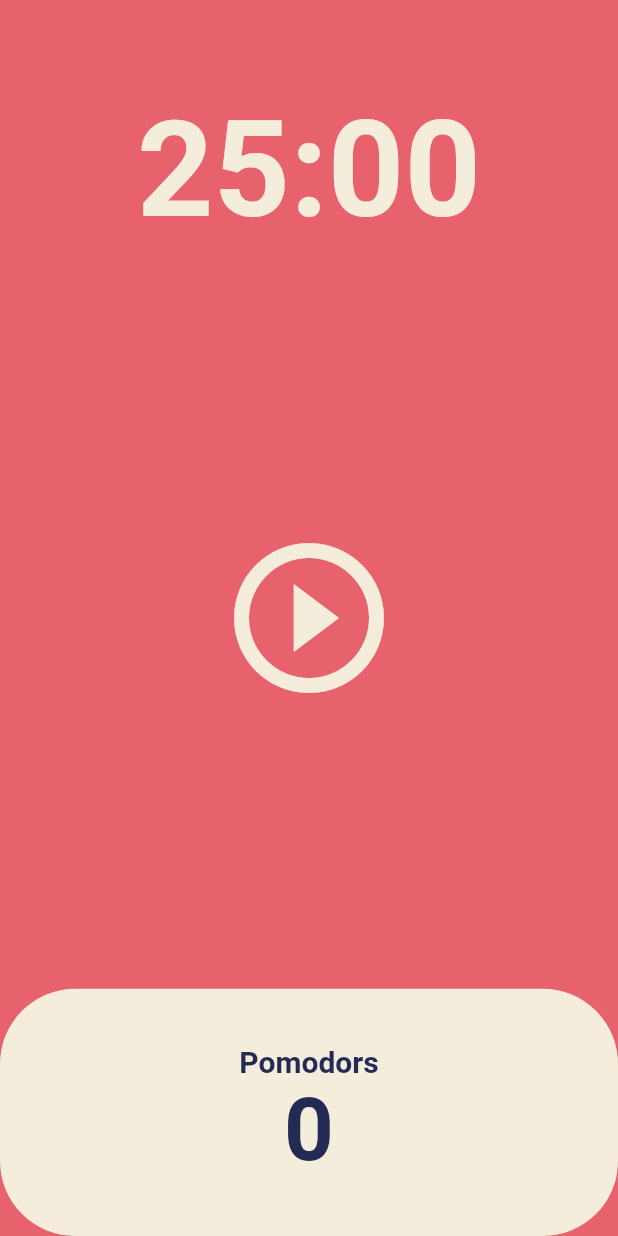
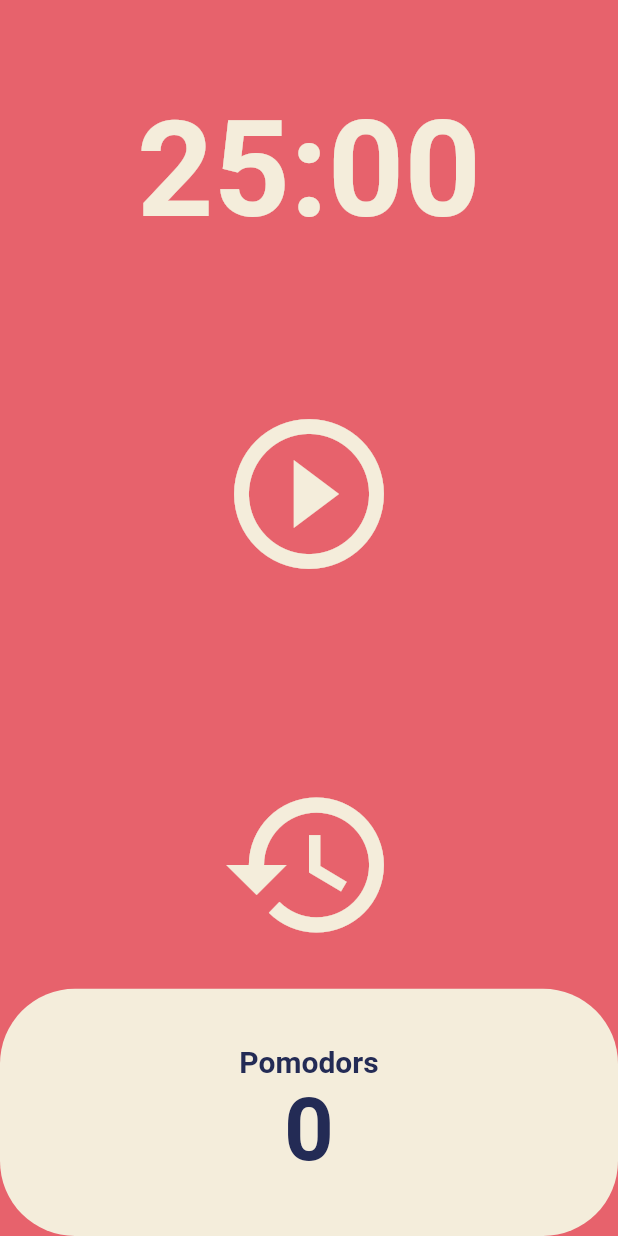
Before and after one commit to devlunch4/toonflix, a Flutter app: the screen it shows after launch, on a phone screen of 412 x 824 dp. Run offline on Flutter 3.47's test engine with Material 2 defaults, Android fonts, the phone set to English and light mode, and no system bars.

Commit message:
#5.4 Code Challenge (01:59)

```diff
--- a/lib/screens/home_screen.dart
+++ b/lib/screens/home_screen.dart
@@ -47,6 +47,14 @@ class _HomeScreenState extends State<HomeScreen> {
     });
   }
 
+  void onResetPressed() {
+    timer.cancel();
+    setState(() {
+      totalSeconds = twentyFiveMinute;
+      isRunning = false;
+    });
+  }
+
   String format(int seconds) {
     var duration = Duration(seconds: seconds);
     //print(duration.toString().split(".").first.substring(2, 7));
@@ -74,7 +82,7 @@ class _HomeScreenState extends State<HomeScreen> {
             ),
           ),
           Flexible(
-            flex: 3,
+            flex: 2,
             child: Center(
               child: IconButton(
                 iconSize: 120,
@@ -83,6 +91,17 @@ class _HomeScreenState extends State<HomeScreen> {
                 icon: Icon(isRunning
                     ? Icons.pause_circle_outline
                     : Icons.play_circle_outline),
+              ),
+            ),
+          ),
+          Flexible(
+            flex: 1,
+            child: Center(
+              child: IconButton(
+                iconSize: 120,
+                color: Theme.of(context).cardColor,
+                onPressed: isRunning ? onResetPressed : onResetPressed,
+                icon: const Icon(Icons.restore_outlined),
               ),
             ),
           ),
```
